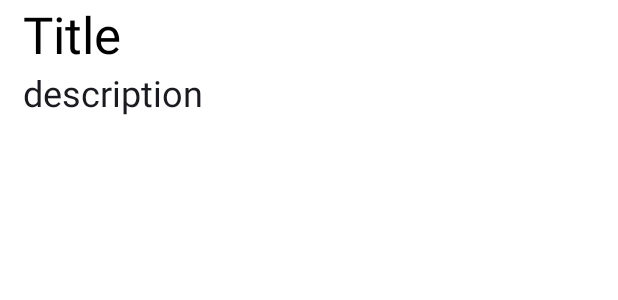
After one commit to souvik757/Reminder, an Android app: the layout notes_cell.xml on its own in the app's theme, with its tools: preview values and no code run, on a phone screen of 412 x 824 dp. The commit adds this screen. Shown: the top 300 px of the screen. Run offline under Robolectric (Android 15) with nearby library versions, the phone set to English and light mode, and no system bars.

Commit message:
-03- commit -- push

```diff
--- /dev/null
+++ b/app/src/main/res/drawable/baseline_save_as_24.xml
@@ -0,0 +1,5 @@
+<vector android:height="24dp" android:tint="#000000"
+    android:viewportHeight="24" android:viewportWidth="24"
+    android:width="24dp" xmlns:android="http://schemas.android.com/apk/res/android">
+    <path android:fillColor="@android:color/white" android:pathData="M21,12.4V7l-4,-4H5C3.89,3 3,3.9 3,5v14c0,1.1 0.89,2 2,2h7.4L21,12.4zM15,15c0,1.66 -1.34,3 -3,3s-3,-1.34 -3,-3s1.34,-3 3,-3S15,13.34 15,15zM6,6h9v4H6V6zM19.99,16.25l1.77,1.77L16.77,23H15v-1.77L19.99,16.25zM23.25,16.51l-0.85,0.85l-1.77,-1.77l0.85,-0.85c0.2,-0.2 0.51,-0.2 0.71,0l1.06,1.06C23.45,16 23.45,16.32 23.25,16.51z"/>
+</vector>
--- /dev/null
+++ b/app/src/main/res/layout/notes_cell.xml
@@ -0,0 +1,29 @@
+<?xml version="1.0" encoding="utf-8"?>
+<LinearLayout
+    xmlns:android="http://schemas.android.com/apk/res/android"
+    android:orientation="vertical"
+    android:layout_marginLeft="15dp"
+    android:layout_marginRight="15dp"
+    android:layout_width="match_parent"
+    android:layout_height="100dp">
+
+    <TextView
+        android:id="@+id/_cell_title_"
+        android:layout_width="wrap_content"
+        android:layout_height="wrap_content"
+        android:maxLines="1"
+        android:text="Title"
+        android:textColor="@color/black"
+        android:textSize="34sp" />
+
+    <TextView
+        android:id="@+id/_cell_description_"
+        android:layout_width="wrap_content"
+        android:layout_height="wrap_content"
+        android:maxLines="1"
+        android:text="description"
+        android:textColor="@color/darkGrey"
+        android:textSize="24sp" />
+
+
+</LinearLayout>
```
Also changed, not shown: app/src/main/res/layout/activity_notes_details.xml (+59 -2 lines).
